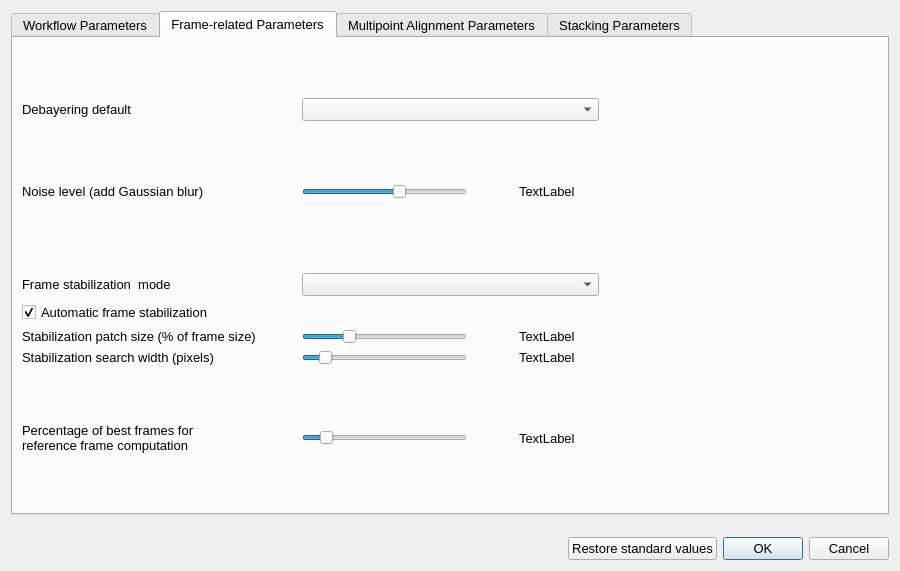
Before: the Qt Designer form Source/parameter_configuration.ui in Rolf-Hempel/PlanetarySystemStacker, drawn with Qt 5.
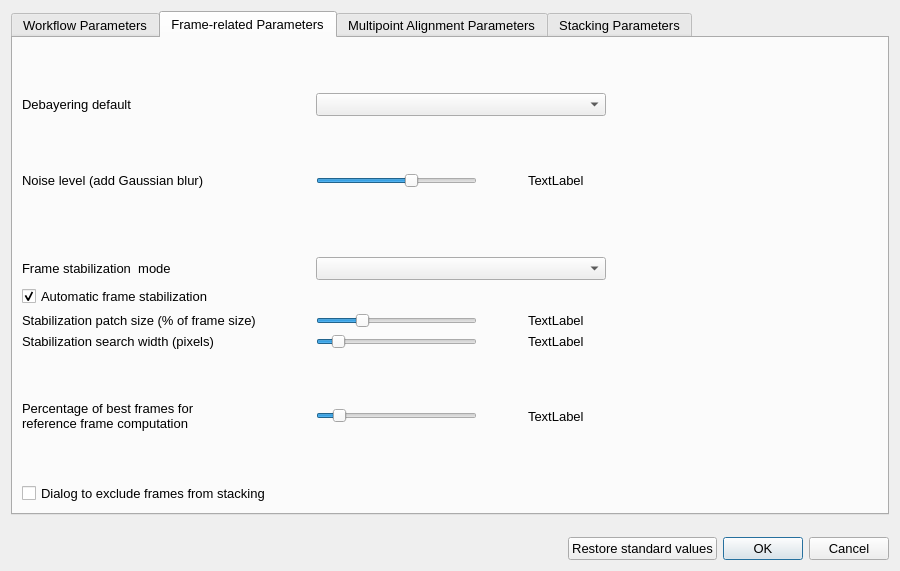
After: the same form once the commit is applied. The open tabs and pages were chosen to show the change.

Commit message: Parameter added to open dialog to exclude frames from stacking, workflow adapted. Dialog not implemnted yet.

Patch:
```diff
--- a/Source/parameter_configuration.ui
+++ b/Source/parameter_configuration.ui
@@ -296,33 +296,8 @@
       <attribute name="title">
        <string>Frame-related Parameters</string>
       </attribute>
-      <layout class="QGridLayout" name="gridLayout_2" rowstretch="3,3,3,3,3,0,3,3,3,3,3,3,3" columnstretch="3,1,2,2,1,2,7">
-       <item row="3" column="2" colspan="2">
-        <widget class="QSlider" name="fgw_slider_value">
-         <property name="minimum">
-          <number>1</number>
-         </property>
-         <property name="maximum">
-          <number>6</number>
-         </property>
-         <property name="singleStep">
-          <number>1</number>
-         </property>
-         <property name="pageStep">
-          <number>1</number>
-         </property>
-         <property name="value">
-          <number>4</number>
-         </property>
-         <property name="sliderPosition">
-          <number>4</number>
-         </property>
-         <property name="orientation">
-          <enum>Qt::Horizontal</enum>
-         </property>
-        </widget>
-       </item>
-       <item row="12" column="2">
+      <layout class="QGridLayout" name="gridLayout_2" rowstretch="3,3,3,3,3,0,3,3,3,3,3,3,3,0" columnstretch="3,1,2,2,1,2,7">
+       <item row="12" column="0">
         <spacer name="verticalSpacer_2">
          <property name="orientation">
           <enum>Qt::Vertical</enum>
@@ -335,19 +310,61 @@
          </property>
         </spacer>
        </item>
-       <item row="1" column="2" colspan="4">
-        <widget class="QComboBox" name="fdb_comboBox"/>
+       <item row="8" column="2" colspan="2">
+        <widget class="QSlider" name="afrsf_slider_value">
+         <property name="minimum">
+          <number>5</number>
+         </property>
+         <property name="maximum">
+          <number>80</number>
+         </property>
+         <property name="singleStep">
+          <number>5</number>
+         </property>
+         <property name="pageStep">
+          <number>5</number>
+         </property>
+         <property name="value">
+          <number>25</number>
+         </property>
+         <property name="sliderPosition">
+          <number>25</number>
+         </property>
+         <property name="orientation">
+          <enum>Qt::Horizontal</enum>
+         </property>
+        </widget>
        </item>
-       <item row="7" column="0">
-        <widget class="QCheckBox" name="afa_checkBox">
+       <item row="11" column="2" colspan="2">
+        <widget class="QSlider" name="afafp_slider_value">
+         <property name="minimum">
+          <number>3</number>
+         </property>
+         <property name="maximum">
+          <number>30</number>
+         </property>
+         <property name="singleStep">
+          <number>3</number>
+         </property>
+         <property name="pageStep">
+          <number>3</number>
+         </property>
+         <property name="value">
+          <number>6</number>
+         </property>
+         <property name="orientation">
+          <enum>Qt::Horizontal</enum>
+         </property>
+        </widget>
+       </item>
+       <item row="11" column="0">
+        <widget class="QLabel" name="afafp_label_parameter">
          <property name="toolTip">
           <string>Only for &quot;Surface&quot; mode: Identify frame stabilization patch automatically.</string>
          </property>
          <property name="text">
-          <string>Automatic frame stabilization</string>
-         </property>
-         <property name="checked">
-          <bool>true</bool>
+          <string>Percentage of best frames for
+reference frame computation</string>
          </property>
         </widget>
        </item>
@@ -361,18 +378,6 @@
          </property>
         </widget>
        </item>
-       <item row="6" column="0">
-        <widget class="QLabel" name="afm_label_parameter">
-         <property name="toolTip">
-          <string>All frames have to be globally aligned with each other before stacking. Two modes are supported: &quot;Surface&quot; and &quot;Planetary&quot;.
-In &quot;Surface&quot; mode (moon, sun) a patch with sufficient local contrast is used for image registration.
-In &quot;Planetary&quot; mode, the &quot;centers of gravity&quot; of all frames are registered with each other.</string>
-         </property>
-         <property name="text">
-          <string>Frame stabilization  mode</string>
-         </property>
-        </widget>
-       </item>
        <item row="6" column="2" colspan="4">
         <widget class="QComboBox" name="afm_comboBox">
          <property name="currentText">
@@ -386,20 +391,6 @@
          </property>
         </widget>
        </item>
-       <item row="9" column="5">
-        <widget class="QLabel" name="afsw_label_display">
-         <property name="text">
-          <string>TextLabel</string>
-         </property>
-        </widget>
-       </item>
-       <item row="8" column="5">
-        <widget class="QLabel" name="afrsf_label_display">
-         <property name="text">
-          <string>TextLabel</string>
-         </property>
-        </widget>
-       </item>
        <item row="9" column="0">
         <widget class="QLabel" name="afsw_label_parameter">
          <property name="toolTip">
@@ -410,71 +401,6 @@
          </property>
         </widget>
        </item>
-       <item row="11" column="2" colspan="2">
-        <widget class="QSlider" name="afafp_slider_value">
-         <property name="minimum">
-          <number>3</number>
-         </property>
-         <property name="maximum">
-          <number>30</number>
-         </property>
-         <property name="singleStep">
-          <number>3</number>
-         </property>
-         <property name="pageStep">
-          <number>3</number>
-         </property>
-         <property name="value">
-          <number>6</number>
-         </property>
-         <property name="orientation">
-          <enum>Qt::Horizontal</enum>
-         </property>
-        </widget>
-       </item>
-       <item row="8" column="2" colspan="2">
-        <widget class="QSlider" name="afrsf_slider_value">
-         <property name="minimum">
-          <number>5</number>
-         </property>
-         <property name="maximum">
-          <number>80</number>
-         </property>
-         <property name="singleStep">
-          <number>5</number>
-         </property>
-         <property name="pageStep">
-          <number>5</number>
-         </property>
-         <property name="value">
-          <number>25</number>
-         </property>
-         <property name="sliderPosition">
-          <number>25</number>
-         </property>
-         <property name="orientation">
-          <enum>Qt::Horizontal</enum>
-         </property>
-        </widget>
-       </item>
-       <item row="11" column="0">
-        <widget class="QLabel" name="afafp_label_parameter">
-         <property name="toolTip">
-          <string>The reference frame for the multipoint alignment is computed as the average of the best frames. This value specifies the number of frames to be used.</string>
-         </property>
-         <property name="text">
-          <string>Percentage of best frames for
-reference frame computation</string>
-         </property>
-        </widget>
-       </item>
-       <item row="11" column="5">
-        <widget class="QLabel" name="afafp_label_display">
-         <property name="text">
-          <string>TextLabel</string>
-         </property>
-        </widget>
-       </item>
        <item row="9" column="2" colspan="2">
         <widget class="QSlider" name="afsw_slider_value">
          <property name="minimum">
@@ -517,14 +443,33 @@
          </property>
         </widget>
        </item>
-       <item row="3" column="0">
-        <widget class="QLabel" name="fgw_label_parameter">
+       <item row="3" column="4">
+        <spacer name="horizontalSpacer_5">
+         <property name="orientation">
+          <enum>Qt::Horizontal</enum>
+         </property>
+         <property name="sizeHint" stdset="0">
+          <size>
+           <width>36</width>
+           <height>20</height>
+          </size>
+         </property>
+        </spacer>
+       </item>
+       <item row="1" column="2" colspan="4">
+        <widget class="QComboBox" name="fdb_comboBox"/>
+       </item>
+       <item row="7" column="0">
+        <widget class="QCheckBox" name="afa_checkBox">
          <property name="toolTip">
           <string>In the presence of noise in the image, shift detection between frames can be misled by spurious local minima.
 Gaussian blur can help finding the global optimum. Try higher values for noisy images.</string>
          </property>
          <property name="text">
-          <string>Noise level (add Gaussian blur)</string>
+          <string>Automatic frame stabilization</string>
+         </property>
+         <property name="checked">
+          <bool>true</bool>
          </property>
         </widget>
        </item>
@@ -577,6 +522,13 @@
          </property>
         </spacer>
        </item>
+       <item row="11" column="5">
+        <widget class="QLabel" name="afafp_label_display">
+         <property name="text">
+          <string>TextLabel</string>
+         </property>
+        </widget>
+       </item>
        <item row="2" column="0">
         <spacer name="verticalSpacer_8">
          <property name="orientation">
@@ -590,6 +542,56 @@
          </property>
         </spacer>
        </item>
+       <item row="8" column="5">
+        <widget class="QLabel" name="afrsf_label_display">
+         <property name="text">
+          <string>TextLabel</string>
+         </property>
+        </widget>
+       </item>
+       <item row="6" column="0">
+        <widget class="QLabel" name="afm_label_parameter">
+         <property name="toolTip">
+          <string>All frames have to be globally aligned with each other before stacking. Two modes are supported: &quot;Surface&quot; and &quot;Planetary&quot;.
+In &quot;Surface&quot; mode (moon, sun) a patch with sufficient local contrast is used for image registration.
+In &quot;Planetary&quot; mode, the &quot;centers of gravity&quot; of all frames are registered with each other.</string>
+         </property>
+         <property name="text">
+          <string>Frame stabilization  mode</string>
+         </property>
+        </widget>
+       </item>
+       <item row="9" column="5">
+        <widget class="QLabel" name="afsw_label_display">
+         <property name="text">
+          <string>TextLabel</string>
+         </property>
+        </widget>
+       </item>
+       <item row="3" column="0">
+        <widget class="QLabel" name="fgw_label_parameter">
+         <property name="toolTip">
+          <string>In the presence of noise in the image, shift detection between frames can be misled by spurious local minima.
+Gaussian blur can help finding the global optimum. Try higher values for noisy images.</string>
+         </property>
+         <property name="text">
+          <string>Noise level (add Gaussian blur)</string>
+         </property>
+        </widget>
+       </item>
+       <item row="0" column="0">
+        <spacer name="verticalSpacer_15">
+         <property name="orientation">
+          <enum>Qt::Vertical</enum>
+         </property>
+         <property name="sizeHint" stdset="0">
+          <size>
+           <width>20</width>
+           <height>40</height>
+          </size>
+         </property>
+        </spacer>
+       </item>
        <item row="4" column="0" rowspan="2">
         <spacer name="verticalSpacer_6">
          <property name="orientation">
@@ -603,18 +605,40 @@
          </property>
         </spacer>
        </item>
-       <item row="0" column="0">
-        <spacer name="verticalSpacer_15">
+       <item row="3" column="2" colspan="2">
+        <widget class="QSlider" name="fgw_slider_value">
+         <property name="minimum">
+          <number>1</number>
+         </property>
+         <property name="maximum">
+          <number>6</number>
+         </property>
+         <property name="singleStep">
+          <number>1</number>
+         </property>
+         <property name="pageStep">
+          <number>1</number>
+         </property>
+         <property name="value">
+          <number>4</number>
+         </property>
+         <property name="sliderPosition">
+          <number>4</number>
+         </property>
          <property name="orientation">
-          <enum>Qt::Vertical</enum>
+          <enum>Qt::Horizontal</enum>
          </property>
-         <property name="sizeHint" stdset="0">
-          <size>
-           <width>20</width>
-           <height>40</height>
-          </size>
+        </widget>
+       </item>
+       <item row="13" column="0">
+        <widget class="QCheckBox" name="efs_checkBox">
+         <property name="toolTip">
+          <string>Include a dialog where the user can select frames which should not be used in the stacking workflow.</string>
          </property>
-        </spacer>
+         <property name="text">
+          <string>Dialog to exclude frames from stacking</string>
+         </property>
+        </widget>
        </item>
       </layout>
      </widget>
```
Left out of the diff: 34 changed lines with no effect on the pictures. The commit also changes 4 other files.
